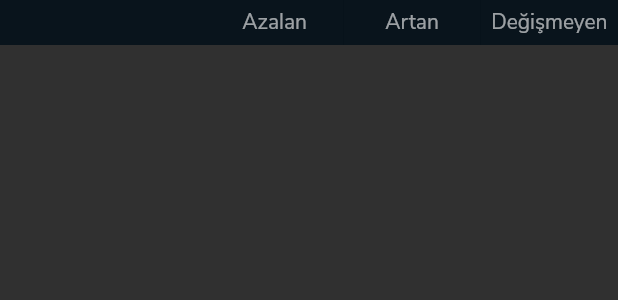
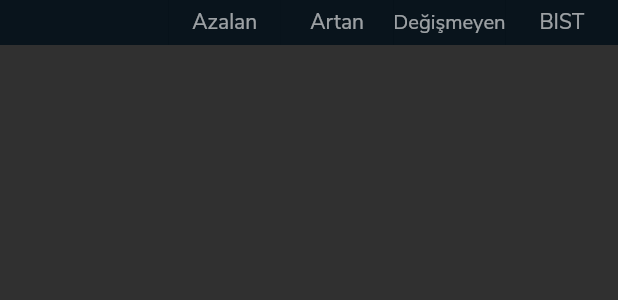
Before and after one commit to Xelanor/stockninja_flutter, a Flutter app: the EventTableHeader widget shown alone on an empty page, opened directly, on a phone screen of 412 x 824 dp. Shown: the top 300 px of the screen. Run offline on Flutter 3.47's test engine with Material 2 defaults, Android fonts, the phone set to English and light mode, and no system bars; our stand-ins replace charts_flutter, shared_preferences; missing offline and left inert: day_night_switch, onesignal_flutter; accounts and stored records are empty; network calls fail.

Commit message:
Push notif and bist

```diff
--- a/lib/screens/search_screen.dart
+++ b/lib/screens/search_screen.dart
@@ -76,8 +76,7 @@ class _SearchScreenState extends State<SearchScreen> {
   }
 
   Future<void> refresh() {
-    const url =
-        'https://j4v2h2jt8b.execute-api.us-west-2.amazonaws.com/dev/ninja/all_ticker_details';
+    const url = 'http://34.67.211.44/api/all_ticker_details';
     http.get(url).then(
       (response) {
         final extractedData = json.decode(response.body) as List<dynamic>;
--- a/lib/widgets/table/event_table_header.dart
+++ b/lib/widgets/table/event_table_header.dart
@@ -47,8 +47,22 @@ class EventTableHeader extends StatelessWidget {
           Expanded(
             child: Container(
               color: Theme.of(context).colorScheme.background,
+              child: FittedBox(
+                child: Text(
+                  "Değişmeyen",
+                  style: TextStyle(color: Colors.white60),
+                ),
+              ),
+              height: 30,
+              alignment: Alignment.center,
+            ),
+            flex: 20,
+          ),
+          Expanded(
+            child: Container(
+              color: Theme.of(context).colorScheme.background,
               child: Text(
-                "Değişmeyen",
+                "BIST",
                 style: TextStyle(color: Colors.white60),
               ),
               height: 30,
--- a/pubspec.yaml
+++ b/pubspec.yaml
@@ -26,6 +26,7 @@ dependencies:
   fluttertoast: ^3.1.3
   path: ^1.6.4
   day_night_switch: ^0.0.2+1
+  onesignal_flutter: ^2.3.3
 
   # The following adds the Cupertino Icons font to your application.
   # Use with the CupertinoIcons class for iOS style icons.
```
Also changed, not shown: lib/screens/global_screen.dart (+22 -5 lines), lib/screens/homepage_screen.dart (+30 -0 lines), lib/widgets/table/event_table_row.dart (+7 -3 lines), lib/widgets/table/stock_table_str_cell.dart (+7 -5 lines), pubspec.lock, 2 other files.
